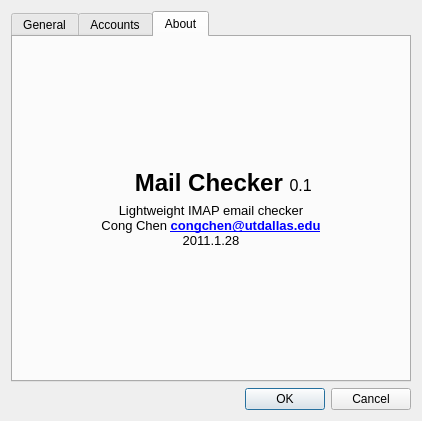
Above: MailCheckerDlg.ui from congchenutd/mailchecker before the change. Below: the same form after it.
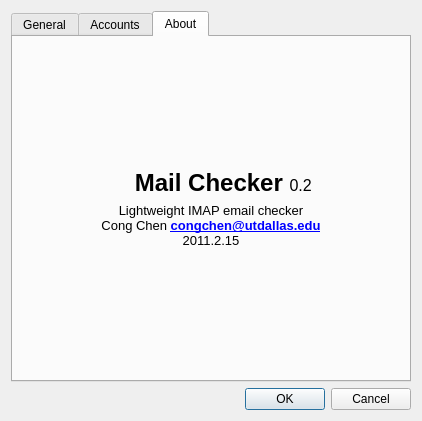
That is the form after the change. The open tabs and pages were chosen to show the change. Icons and pictures are not drawn. Custom widgets are drawn as their Qt base class.

```diff
--- a/MailCheckerDlg.ui
+++ b/MailCheckerDlg.ui
@@ -474,7 +474,7 @@
 &lt;html&gt;&lt;head&gt;&lt;meta name=&quot;qrichtext&quot; content=&quot;1&quot; /&gt;&lt;style type=&quot;text/css&quot;&gt;
 p, li { white-space: pre-wrap; }
 &lt;/style&gt;&lt;/head&gt;&lt;body style=&quot; font-family:'MS Shell Dlg 2'; font-size:14pt; font-weight:600; font-style:normal;&quot;&gt;
-&lt;p align=&quot;center&quot; style=&quot; margin-top:0px; margin-bottom:0px; margin-left:0px; margin-right:0px; -qt-block-indent:0; text-indent:0px;&quot;&gt;&lt;span style=&quot; font-size:18pt;&quot;&gt; Mail Checker &lt;/span&gt;&lt;span style=&quot; font-size:12pt; font-weight:400;&quot;&gt;0.1&lt;/span&gt;&lt;/p&gt;&lt;/body&gt;&lt;/html&gt;</string>
+&lt;p align=&quot;center&quot; style=&quot; margin-top:0px; margin-bottom:0px; margin-left:0px; margin-right:0px; -qt-block-indent:0; text-indent:0px;&quot;&gt;&lt;span style=&quot; font-size:18pt;&quot;&gt; Mail Checker &lt;/span&gt;&lt;span style=&quot; font-size:12pt; font-weight:400;&quot;&gt;0.2&lt;/span&gt;&lt;/p&gt;&lt;/body&gt;&lt;/html&gt;</string>
            </property>
           </widget>
          </item>
@@ -509,7 +509,7 @@
 &lt;/style&gt;&lt;/head&gt;&lt;body style=&quot; font-family:'MS Shell Dlg 2'; font-size:14pt; font-weight:600; font-style:normal;&quot;&gt;
 &lt;p align=&quot;center&quot; style=&quot; margin-top:0px; margin-bottom:0px; margin-left:0px; margin-right:0px; -qt-block-indent:0; text-indent:0px;&quot;&gt;&lt;span style=&quot; font-size:10pt; font-weight:400;&quot;&gt;Lightweight IMAP email checker&lt;/span&gt;&lt;/p&gt;
 &lt;p align=&quot;center&quot; style=&quot; margin-top:0px; margin-bottom:0px; margin-left:0px; margin-right:0px; -qt-block-indent:0; text-indent:0px;&quot;&gt;&lt;span style=&quot; font-size:10pt; font-weight:400;&quot;&gt;Cong Chen &lt;/span&gt;&lt;a href=&quot;mailto:congchen@utdallas.edu&quot;&gt;&lt;span style=&quot; font-size:10pt; text-decoration: underline; color:#0000ff;&quot;&gt;congchen@utdallas.edu&lt;/span&gt;&lt;/a&gt;&lt;/p&gt;
-&lt;p align=&quot;center&quot; style=&quot; margin-top:0px; margin-bottom:0px; margin-left:0px; margin-right:0px; -qt-block-indent:0; text-indent:0px;&quot;&gt;&lt;span style=&quot; font-size:10pt; font-weight:400;&quot;&gt;2011.1.28&lt;/span&gt;&lt;/p&gt;&lt;/body&gt;&lt;/html&gt;</string>
+&lt;p align=&quot;center&quot; style=&quot; margin-top:0px; margin-bottom:0px; margin-left:0px; margin-right:0px; -qt-block-indent:0; text-indent:0px;&quot;&gt;&lt;span style=&quot; font-size:10pt; font-weight:400;&quot;&gt;2011.2.15&lt;/span&gt;&lt;/p&gt;&lt;/body&gt;&lt;/html&gt;</string>
          </property>
         </widget>
        </item>
```
